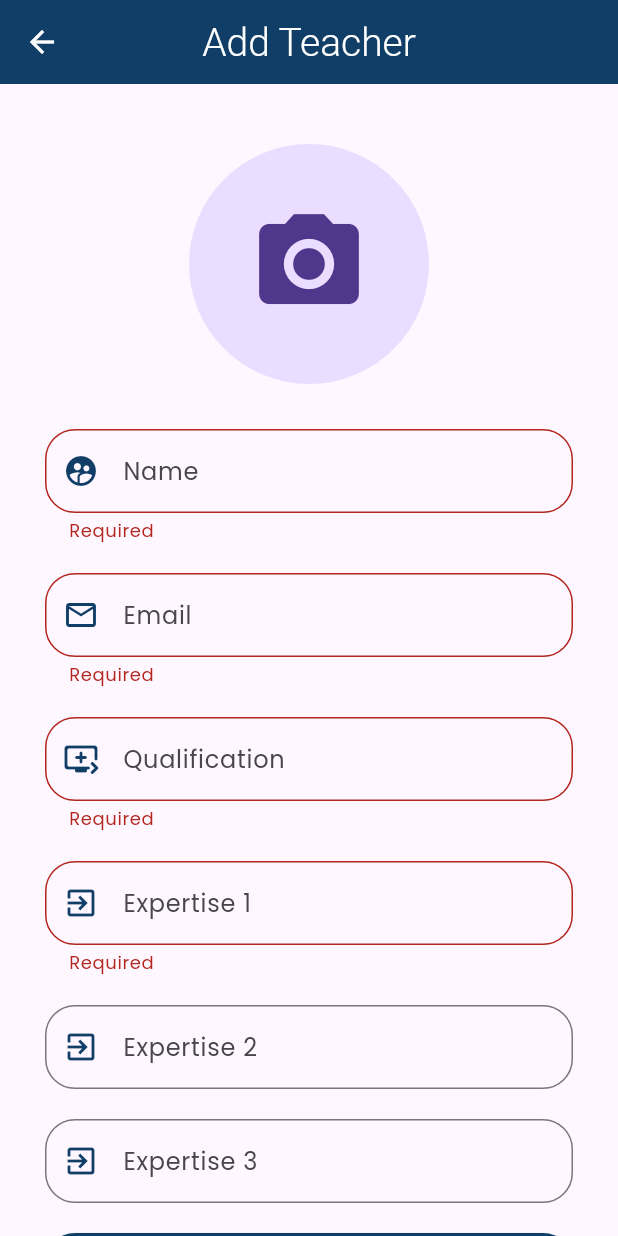
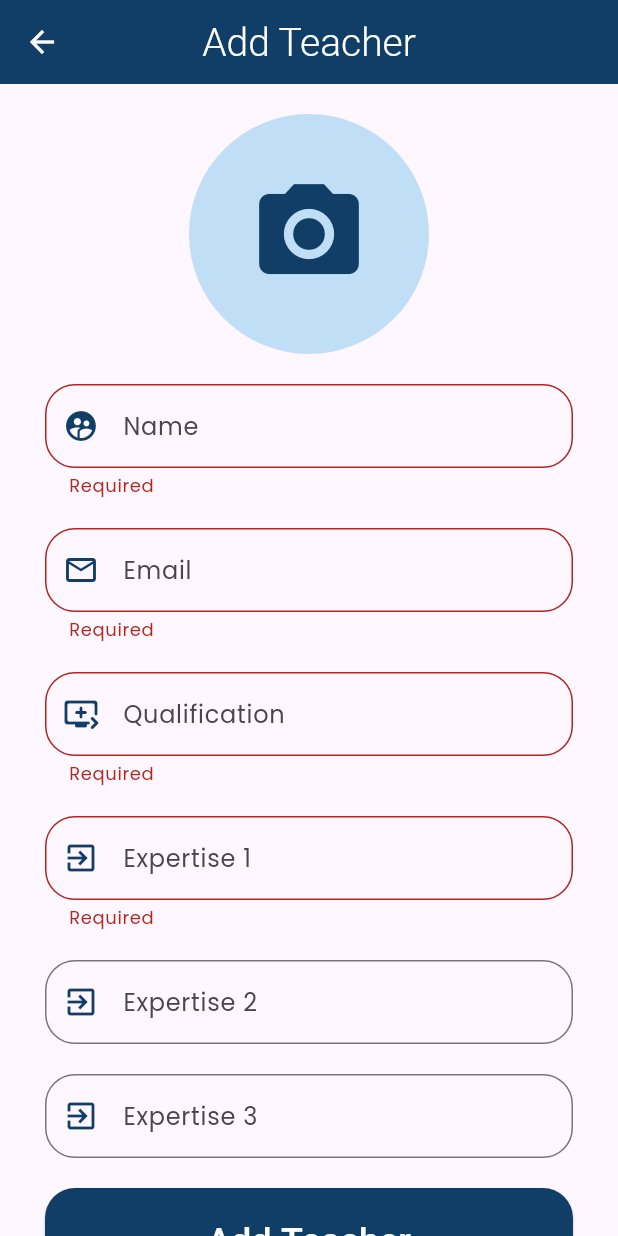
Before and after one commit to thezuraiz/Riphah-Gpa-Calculator, a Flutter app: the addFacultyPage screen opened by its route, after a tap on "Add Teacher", on a phone screen of 412 x 824 dp. Run offline on Flutter 3.47's test engine with Material 3 defaults, Android fonts, the phone set to English and light mode, and no system bars; our stand-ins replace cloud_firestore, dotted_border, firebase_auth, firebase_core, firebase_storage, flutter_slidable and 6 more; accounts and stored records are empty.

Commit message:
Fix Some Bugs

```diff
--- a/lib/Pages/Admin Panel/addFacultyPage.dart
+++ b/lib/Pages/Admin Panel/addFacultyPage.dart
@@ -1,6 +1,7 @@
 import 'dart:io';
 import 'package:firebase_storage/firebase_storage.dart';
 import 'package:flutter/material.dart';
+import 'package:riphah_cgpa_calculator/Ui%20Helper/color.dart';
 import 'package:riphah_cgpa_calculator/Ui%20Helper/widget_helper.dart';
 import 'package:form_field_validator/form_field_validator.dart';
 import 'package:cloud_firestore/cloud_firestore.dart';
@@ -38,11 +39,8 @@ class _addFacultyPageState extends State<addFacultyPage> {
             key: formKey,
             child: Column(
               children: [
-                WidgetHelper.customSizedBox(20),
                 InkWell(
-                  onTap: () {
-                    showAlertBox(context);
-                  },
+                  onTap: () => showAlertBox(context),
                   child: pickedImage != null
                       ? CircleAvatar(
                           radius: 80,
@@ -50,13 +48,15 @@ class _addFacultyPageState extends State<addFacultyPage> {
                         )
                       : CircleAvatar(
                           radius: 80,
+                          backgroundColor: Color(Color_helper.background_color),
                           child: Icon(
                             Icons.camera_alt,
                             size: 80,
+                            color: Color(Color_helper.button_color),
                           ),
                         ),
                 ),
-                WidgetHelper.customSizedBox(30),
+                WidgetHelper.customSizedBox(20),
                 TextFormField(
                   decoration: const InputDecoration(
                     hintText: "Name",
@@ -119,11 +119,16 @@ class _addFacultyPageState extends State<addFacultyPage> {
                           try {
                             if (formKey.currentState!.validate()) {
                               final String date = DateTime.now().toString();
-                              final String url;
+                              String url = '';
 
-                              UploadTask uploadTask = FirebaseStorage.instance.ref('Profile Pictures').child(date).putFile(pickedImage!);
-                              TaskSnapshot taskSnapshot = await uploadTask;
-                              url = await taskSnapshot.ref.getDownloadURL();
+                              try {
+                                UploadTask uploadTask = FirebaseStorage.instance
+                                    .ref('Profile Pictures')
+                                    .child(date)
+                                    .putFile(pickedImage!);
+                                TaskSnapshot taskSnapshot = await uploadTask;
+                                url = await taskSnapshot.ref.getDownloadURL();
+                              } catch (e) {}
 
                               await FirebaseFirestore.instance
                                   .collection('riphahFaculty')
@@ -149,6 +154,9 @@ class _addFacultyPageState extends State<addFacultyPage> {
                                 'expertise3':
                                     expertise3Controller.text.toString()
                               });
+                              pickedImage = null;
+                              setState(() {});
+
                               WidgetHelper.custom_message_toast(
                                   context, 'Teacher Added');
                             }
@@ -168,18 +176,18 @@ class _addFacultyPageState extends State<addFacultyPage> {
 
   pickImage(ImageSource imageSource) async {
     try {
-      final photo = await ImagePicker().pickImage(source: imageSource);
+      final photo = await ImagePicker().pickImage(source: imageSource,imageQuality: 40);
       if (photo == null) {
         File("path");
         return;
-      };
+      }
       final tempPhoto = File(photo.path);
       setState(() {
         pickedImage = tempPhoto;
-        print('pickImage : ${tempPhoto.toString()}');
+        debugPrint('pickImage : ${tempPhoto.toString()}');
       });
     } catch (ex) {
-      print("ex: ${ex.toString()}");
+      debugPrint("ex: ${ex.toString()}");
     }
   }
 
@@ -188,7 +196,7 @@ class _addFacultyPageState extends State<addFacultyPage> {
         context: context,
         builder: (BuildContext context) {
           return AlertDialog(
-            title: Text("Pick Image From"),
+            title: const Text("Pick Image From"),
             content: Column(
               mainAxisSize: MainAxisSize.min,
               children: [
@@ -197,16 +205,16 @@ class _addFacultyPageState extends State<addFacultyPage> {
                     pickImage(ImageSource.camera);
                     Navigator.pop(context);
                   },
-                  leading: Icon(Icons.camera_alt),
-                  title: Text("Camera"),
+                  leading: const Icon(Icons.camera_alt),
+                  title: const Text("Camera"),
                 ),
                 ListTile(
                   onTap: () {
                     pickImage(ImageSource.gallery);
                     Navigator.pop(context);
                   },
-                  leading: Icon(Icons.image),
-                  title: Text("Image"),
+                  leading: const Icon(Icons.image),
+                  title: const Text("Image"),
                 )
               ],
             ),
--- a/lib/Pages/Admin Panel/addRiphahWorld.dart
+++ b/lib/Pages/Admin Panel/addRiphahWorld.dart
@@ -1,6 +1,5 @@
 import 'package:flutter/material.dart';
 import 'package:cloud_firestore/cloud_firestore.dart';
-import 'package:flutter/services.dart';
 import 'package:riphah_cgpa_calculator/Functions/Admin%20Functions/riphahWorldFunc.dart';
 import 'package:riphah_cgpa_calculator/Ui%20Helper/color.dart';
 import 'package:riphah_cgpa_calculator/Ui%20Helper/widget_helper.dart';
@@ -16,11 +15,11 @@ class AddRiphahWorld extends StatelessWidget {
         title: const Text("Add Faculty to Riphah World"),
       ),
       floatingActionButton: FloatingActionButton(
-        child: Icon(Icons.add),
+        child: const Icon(Icons.add),
         onPressed: () => Navigator.pushNamed(context, Routes.add_admin_riphah_world),
       ),
       body: Container(
-        padding: const EdgeInsets.symmetric(horizontal: 10, vertical: 10),
+        padding: const EdgeInsets.symmetric(horizontal: 10),
         child: StreamBuilder<QuerySnapshot>(
           stream: FirebaseFirestore.instance
               .collection("riphahFaculty")
```
